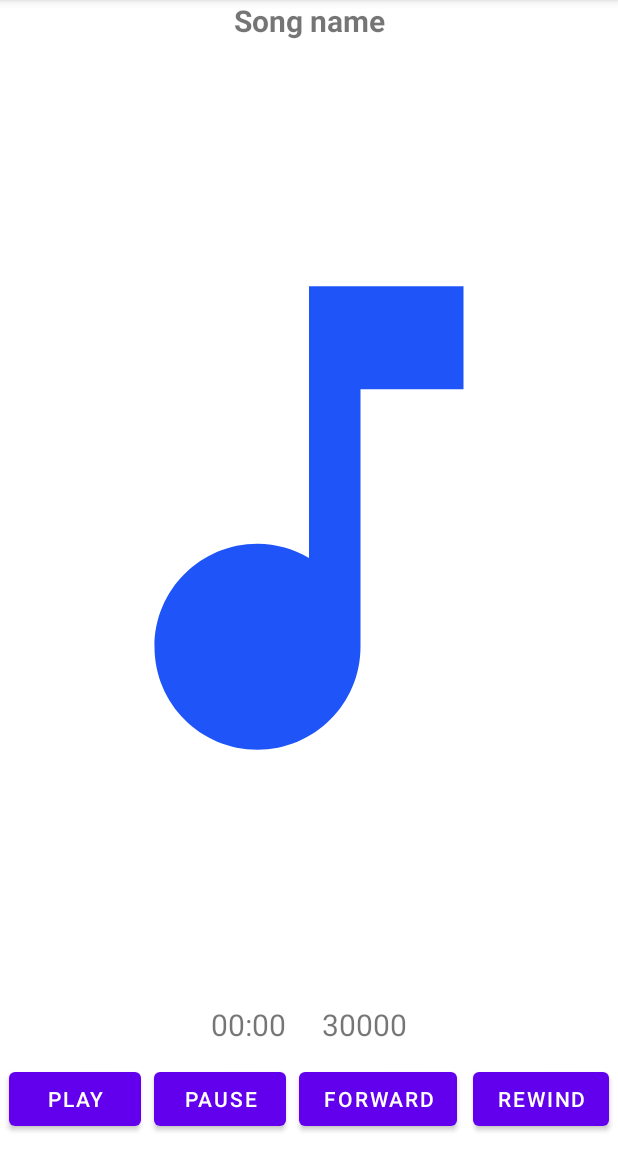
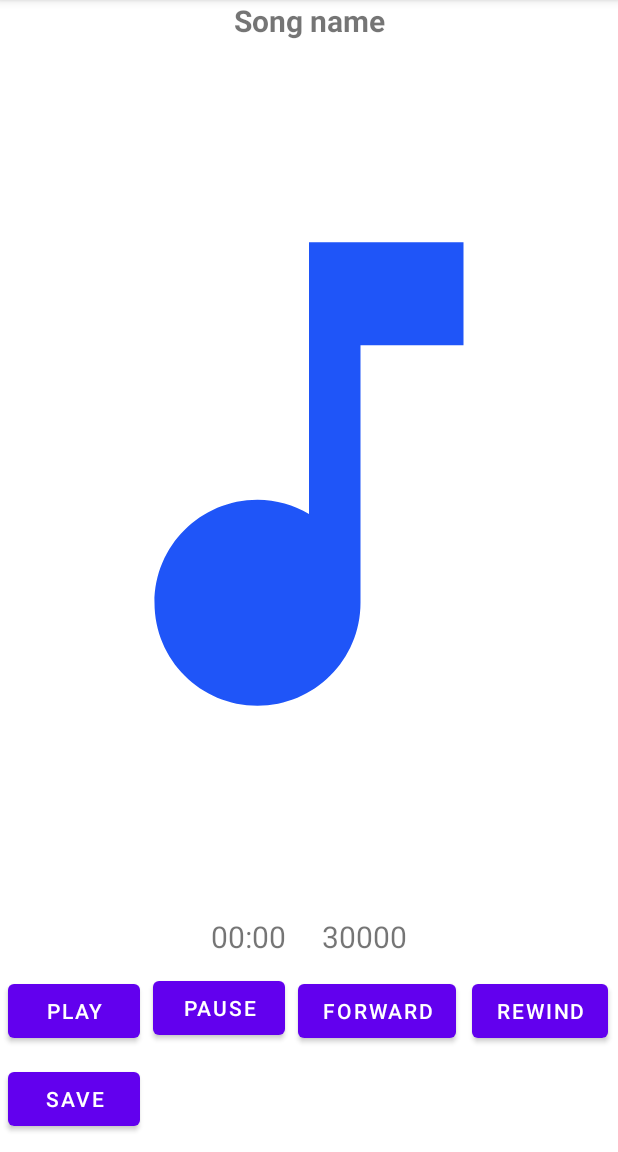
Before and after one commit to Doan-Pham/SE114_AudioDemo, an Android app: the screen it shows after launch (MainActivity), on a phone screen of 412 x 824 dp, the part 84-1236 px from its top. Run offline under Robolectric (Android 15) with nearby library versions, the phone set to English and light mode, and no system bars.

Commit message:
Cleanup code

```diff
--- a/app/src/main/res/layout/activity_main.xml
+++ b/app/src/main/res/layout/activity_main.xml
@@ -30,38 +30,40 @@
         app:layout_constraintTop_toBottomOf="@+id/song_name_textview" />
 
     <LinearLayout
-        android:orientation="horizontal"
         android:id="@+id/audio_timestamps"
         android:layout_width="match_parent"
         android:layout_height="wrap_content"
+        android:gravity="center"
+        android:orientation="horizontal"
         app:layout_constraintBottom_toTopOf="@id/buttons_container"
-        android:gravity="center"
         app:layout_constraintEnd_toEndOf="parent"
         app:layout_constraintStart_toStartOf="parent"
-        app:layout_constraintTop_toBottomOf="@id/music_note_imageview" >
+        app:layout_constraintTop_toBottomOf="@id/music_note_imageview">
+
         <TextView
             android:id="@+id/audio_current_textview"
             android:layout_width="wrap_content"
             android:layout_height="wrap_content"
+            android:layout_marginRight="24dp"
             android:gravity="center"
-            android:textSize="20sp"
             android:text="00:00"
-            android:layout_marginRight="24dp"/>
+            android:textSize="20sp" />
+
         <TextView
             android:id="@+id/audio_duration_textview"
             android:layout_width="wrap_content"
             android:layout_height="wrap_content"
             android:gravity="center"
-            android:textSize="20sp"
-            android:text="99:00"/>
+            android:text="99:00"
+            android:textSize="20sp" />
     </LinearLayout>
 
-    <LinearLayout
+    <GridLayout
         android:id="@+id/buttons_container"
         android:layout_width="match_parent"
         android:layout_height="wrap_content"
+        android:columnCount="4"
         android:gravity="center"
-        android:orientation="horizontal"
         app:layout_constraintBottom_toBottomOf="parent"
         app:layout_constraintEnd_toEndOf="parent"
         app:layout_constraintStart_toStartOf="parent"
@@ -72,54 +74,36 @@
             android:layout_width="wrap_content"
             android:layout_height="wrap_content"
             android:layout_margin="5dp"
-            android:text="Play"
-            app:layout_constraintBottom_toBottomOf="parent"
-            app:layout_constraintLeft_toLeftOf="parent"
-            app:layout_constraintRight_toLeftOf="@id/pause_button"
-            app:layout_constraintTop_toBottomOf="@id/music_note_imageview" />
+            android:text="Play" />
 
         <Button
             android:id="@+id/pause_button"
             android:layout_width="wrap_content"
             android:layout_height="wrap_content"
             android:layout_margin="3dp"
-            android:layout_marginBottom="40dp"
-            android:text="Pause"
-            app:layout_constraintBottom_toBottomOf="parent"
-            app:layout_constraintEnd_toEndOf="parent"
-            app:layout_constraintLeft_toLeftOf="parent"
-            app:layout_constraintRight_toRightOf="parent"
-            app:layout_constraintStart_toStartOf="parent"
-            app:layout_constraintTop_toBottomOf="@id/music_note_imageview" />
+            android:text="Pause" />
 
         <Button
             android:id="@+id/forward_button"
             android:layout_width="wrap_content"
             android:layout_height="wrap_content"
             android:layout_margin="5dp"
-            android:layout_marginBottom="40dp"
-            android:text="Forward"
-            app:layout_constraintBottom_toBottomOf="parent"
-            app:layout_constraintEnd_toEndOf="parent"
-            app:layout_constraintLeft_toLeftOf="parent"
-            app:layout_constraintRight_toRightOf="parent"
-            app:layout_constraintStart_toStartOf="parent"
-            app:layout_constraintTop_toBottomOf="@id/music_note_imageview" />
+            android:text="Forward" />
 
         <Button
             android:id="@+id/rewind_button"
             android:layout_width="wrap_content"
             android:layout_height="wrap_content"
             android:layout_margin="5dp"
-            android:layout_marginBottom="40dp"
-            android:text="Rewind"
-            app:layout_constraintBottom_toBottomOf="parent"
-            app:layout_constraintEnd_toEndOf="parent"
-            app:layout_constraintLeft_toLeftOf="parent"
-            app:layout_constraintRight_toRightOf="parent"
-            app:layout_constraintStart_toStartOf="parent"
-            app:layout_constraintTop_toBottomOf="@id/music_note_imageview" />
-    </LinearLayout>
+            android:text="Rewind" />
+
+        <Button
+            android:id="@+id/save_button"
+            android:layout_width="wrap_content"
+            android:layout_height="wrap_content"
+            android:layout_margin="5dp"
+            android:text="Save" />
+    </GridLayout>
 
 
 </androidx.constraintlayout.widget.ConstraintLayout>
```
